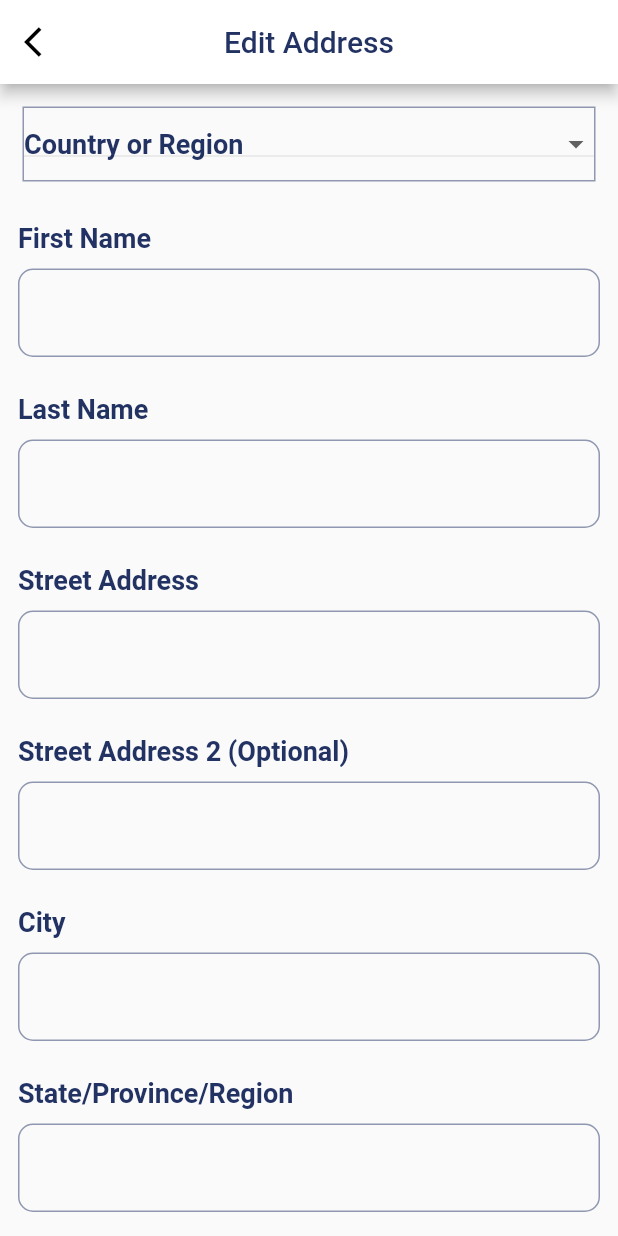
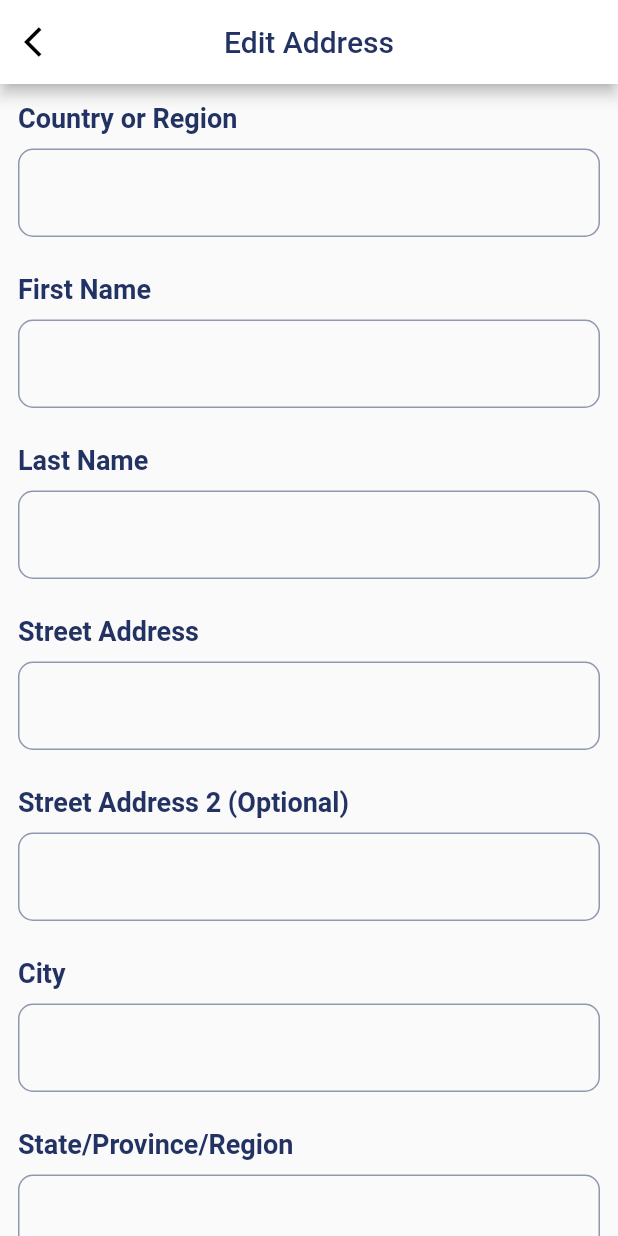
Before and after one commit to Mfas1998/E-commerce-App, a Flutter app: the EditAddress screen opened directly, on a phone screen of 412 x 824 dp. Run offline on Flutter 3.47's test engine with Material 2 defaults, Android fonts, the phone set to English and light mode, and no system bars; our stand-ins replace badges, syncfusion_flutter_sliders; missing offline and left inert: dart:ffi.

Commit message:
add edit address page and app.dart file

```diff
--- a/lib/core/utils/app_strings.dart
+++ b/lib/core/utils/app_strings.dart
@@ -1,4 +1 @@
-class AppStrings{
-
-   static const  countries=['USA','KSA','Yemen','Syria'];
-}
+class AppStrings {}
--- a/lib/view/edit_address.dart
+++ b/lib/view/edit_address.dart
@@ -5,7 +5,7 @@ import 'package:flutter/material.dart';
 import '../widgets/custom_TextFormField.dart';
 import '../widgets/custom_appBar.dart';
 import '../widgets/custom_button.dart';
-import '../widgets/custom_dropdownButton.dart';
+
 
 class EditAddress extends StatefulWidget {
   const EditAddress({super.key});
@@ -23,7 +23,7 @@ class _EditAddressState extends State<EditAddress> {
       body: SingleChildScrollView(
         child: Column(
           children: [
-            custom_dropdownButton(title: "Country or Region"),
+            custom_TextFormField(label: 'Country or Region'),
             custom_TextFormField(label: 'First Name'),
             custom_TextFormField(label: 'Last Name'),
             custom_TextFormField(label: 'Street Address '),
```
Also changed, not shown: lib/app.dart (added, +13 -0 lines), lib/main.dart (+1 -11 lines), 1 other file.
